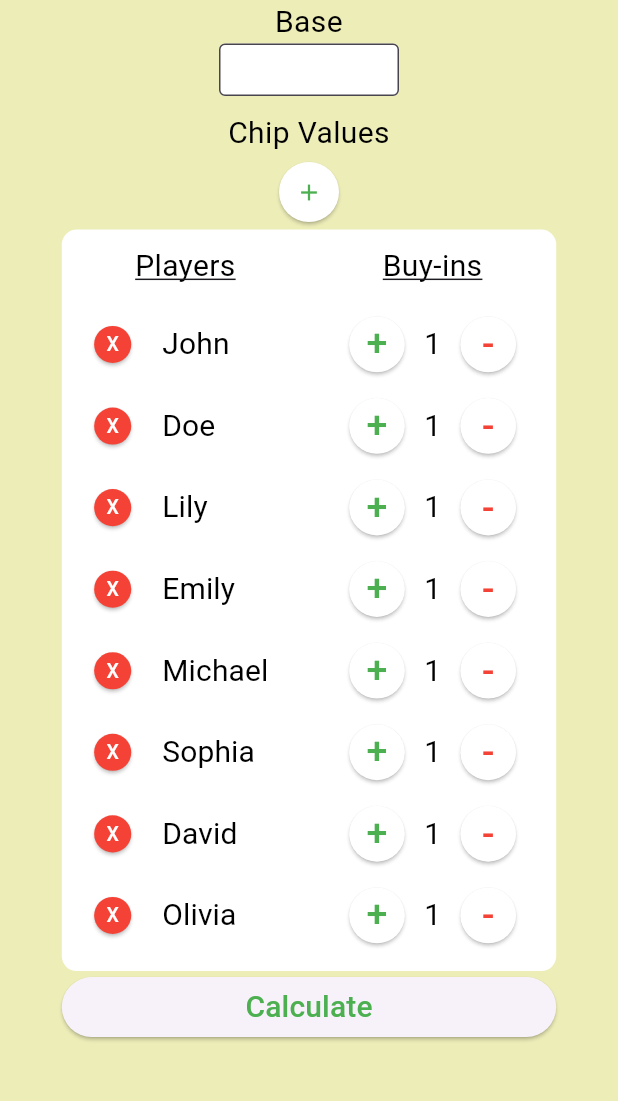
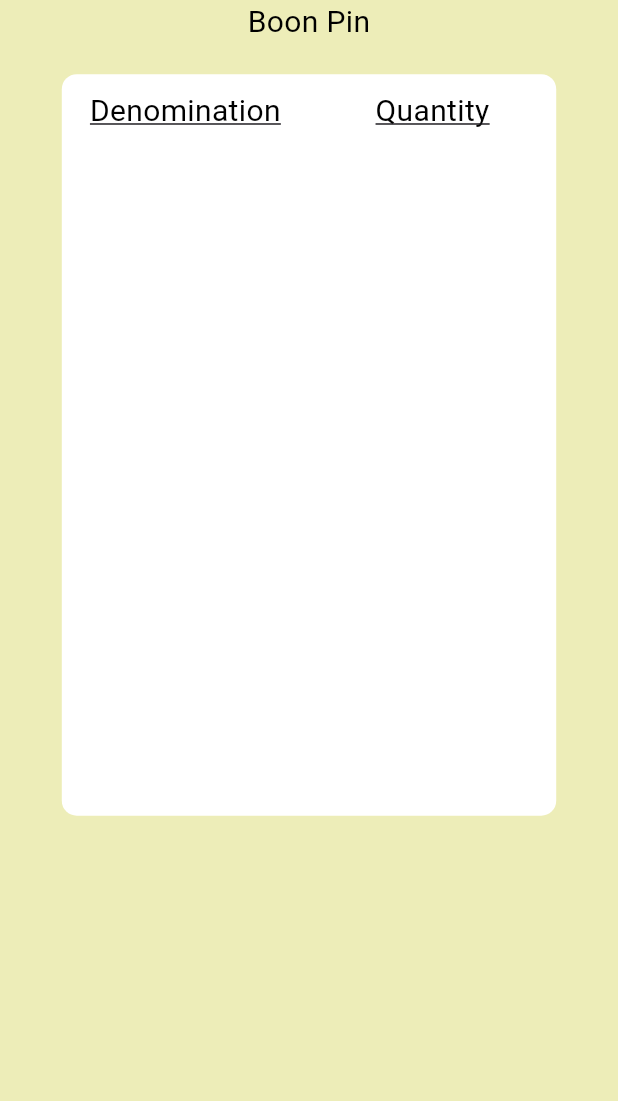
Before and after one commit to Boonpin97/chips_counter, a Flutter app: the screen it shows after launch, on a phone screen of 412 x 824 dp, the part 84-1185 px from its top. Run offline on Flutter 3.47's test engine with Material 3 defaults, Android fonts, the phone set to English and light mode, and no system bars.

Commit message:
Added denomination page

```diff
--- a/lib/class/players.dart
+++ b/lib/class/players.dart
@@ -20,11 +20,11 @@ class Players {
 
   void updateValues() {
     playerBase = buyin * base;
-    earning = total - base;
+    earning = total - playerBase;
     print("$name Total: $total, Earning: $earning, Base: $playerBase");
   }
 
   Players(this.name, [this.base = 25.0]) {
-    playerBase = buyin * base;
+    playerBase = buyin * this.base;
   }
 }
--- a/lib/main.dart
+++ b/lib/main.dart
@@ -1,11 +1,12 @@
 import 'package:flutter/material.dart';
 import '/pages/home.dart';
+import 'pages/denominationPage.dart';
 
 void main() {
   runApp(MaterialApp(
     initialRoute: '/home',
     routes: {
-      "/home": (context) => HomePage(),
+      "/home": (context) => DenominationPage("Boon Pin"),
     },
   ));
 }
--- /dev/null
+++ b/lib/pages/denominationPage.dart
@@ -0,0 +1,50 @@
+import 'package:flutter/material.dart';
+import '/widgets/playerdenomination.dart';
+
+const double boxSpacing = 0.01;
+const double playerNameSpacing = 0.05;
+
+class DenominationPage extends StatefulWidget {
+  String playerName;
+  DenominationPage(this.playerName);
+
+  @override
+  State<DenominationPage> createState() => _DenominationPageState(playerName);
+}
+
+class _DenominationPageState extends State<DenominationPage> {
+  String playerName;
+  _DenominationPageState(this.playerName);
+  @override
+  Widget build(BuildContext context) {
+    final double screenWidth = MediaQuery.of(context).size.width;
+    final double screenHeight = MediaQuery.of(context).size.height;
+    return Scaffold(
+        backgroundColor: const Color(0xFFEDEDB8),
+        appBar: AppBar(
+          title: const Text(
+            'Chips Counter',
+            style: TextStyle(fontSize: 30, color: Colors.black),
+          ),
+          backgroundColor: const Color(0xFF10E99A),
+          centerTitle: true,
+        ),
+        body: SingleChildScrollView(
+          child: Column(
+            children: [
+              Container(
+                width: screenWidth,
+                height: screenHeight * playerNameSpacing,
+                child: Text(
+                  playerName,
+                  textAlign: TextAlign.center,
+                  style: TextStyle(fontSize: 20, color: Colors.black),
+                ),
+              ),
+              SizedBox(height: screenHeight * boxSpacing),
+              PlayerDenomination([0.1, 0.2, 1.0]),
+            ],
+          ),
+        ));
+  }
+}
--- a/lib/pages/home.dart
+++ b/lib/pages/home.dart
@@ -6,16 +6,18 @@ import '/widgets/playerbuyin.dart';
 import '/widgets/calculatebutton.dart';
 import '/class/players.dart';
 
+const double boxSpacing = 0.01;
+
 double base = 0.0;
 List<Players> playersList = [
-  Players("John"),
-  Players("Doe"),
-  Players("Lily"),
-  Players("Emily"),
-  Players("Michael"),
-  Players("Sophia"),
-  Players("David"),
-  Players("Olivia"),
+  // Players("John"),
+  // Players("Doe"),
+  // Players("Lily"),
+  // Players("Emily"),
+  // Players("Michael"),
+  // Players("Sophia"),
+  // Players("David"),
+  // Players("Olivia"),
 ];
 
 class HomePage extends StatefulWidget {
@@ -36,6 +38,8 @@ class _MyWidgetState extends State<HomePage> {
 
   @override
   Widget build(BuildContext context) {
+    final double screenWidth = MediaQuery.of(context).size.width;
+    final double screenHeight = MediaQuery.of(context).size.height;
     return Scaffold(
         backgroundColor: const Color(0xFFEDEDB8),
         appBar: AppBar(
@@ -50,8 +54,9 @@ class _MyWidgetState extends State<HomePage> {
           child: Column(
             children: [
               Base(updateBase),
-              const SizedBox(height: 10),
+              SizedBox(height: screenHeight * boxSpacing),
               const Denomination(),
+              SizedBox(height: screenHeight * boxSpacing),
               PlayerBuyIn(base, playersList),
               const CalculateButton(),
             ],
--- a/lib/widgets/playerbuyin.dart
+++ b/lib/widgets/playerbuyin.dart
@@ -82,7 +82,7 @@ class _PlayerBuyInState extends State<PlayerBuyIn> {
                         onPressed: () {
                           Navigator.pop(context);
                           if (controller.text.isNotEmpty) {
-                            playersList.add(Players(controller.text, base));
+                            playersList.add(Players(controller.text));
                             print(playersList);
                             setState(() {
                               controller.text = "";
--- a/lib/widgets/playercard.dart
+++ b/lib/widgets/playercard.dart
@@ -76,7 +76,7 @@ class _PlayerCardState extends State<PlayerCard> {
                       playersList[index].name,
                       style: const TextStyle(
                         color: Colors.black,
-                        fontSize: 20,
+                        fontSize: 19,
                         fontWeight: FontWeight.normal,
                       ),
                     ),
--- /dev/null
+++ b/lib/widgets/playerdenomination.dart
@@ -0,0 +1,66 @@
+import 'package:chips_counter/pages/home.dart';
+import 'package:flutter/material.dart';
+import 'package:flutter/widgets.dart';
+import '/widgets/playercard.dart';
+import '/class/players.dart';
+
+const whiteAreaWidth = 0.8;
+const whiteAreaHeight = 0.6;
+const titleHeight = 0.1;
+const addButtonHeight = 0.08;
+
+class PlayerDenomination extends StatefulWidget {
+  List<double> denominationList;
+
+  PlayerDenomination(this.denominationList, {Key? key}) : super(key: key);
+
+  @override
+  _PlayerDenominationState createState() => _PlayerDenominationState(denominationList);
+}
+
+class _PlayerDenominationState extends State<PlayerDenomination> {
+  var controller = TextEditingController();
+  List<double> denominationList;
+
+  _PlayerDenominationState(this.denominationList);
+
+  @override
+  Widget build(BuildContext context) {
+    final double screenWidth = MediaQuery.of(context).size.width;
+    final double screenHeight = MediaQuery.of(context).size.height;
+    return Container(
+      decoration: const BoxDecoration(color: Colors.white, borderRadius: BorderRadius.all(Radius.circular(10.0))),
+      alignment: Alignment.center,
+      width: screenWidth * whiteAreaWidth,
+      height: screenHeight * whiteAreaHeight,
+      child: Column(
+        children: [
+          Row(
+            children: [
+              Container(
+                width: screenWidth * whiteAreaWidth / 2,
+                height: screenHeight * whiteAreaHeight * titleHeight,
+                alignment: Alignment.center,
+                child: const Text(
+                  'Denomination',
+                  textAlign: TextAlign.center,
+                  style: TextStyle(fontSize: 20, color: Colors.black, decoration: TextDecoration.underline),
+                ),
+              ),
+              Container(
+                width: screenWidth * whiteAreaWidth / 2,
+                height: screenHeight * whiteAreaHeight * titleHeight,
+                alignment: Alignment.center,
+                child: const Text(
+                  'Quantity',
+                  textAlign: TextAlign.center,
+                  style: TextStyle(fontSize: 20, color: Colors.black, decoration: TextDecoration.underline),
+                ),
+              ),
+            ],
+          ),
+        ],
+      ),
+    );
+  }
+}
```
